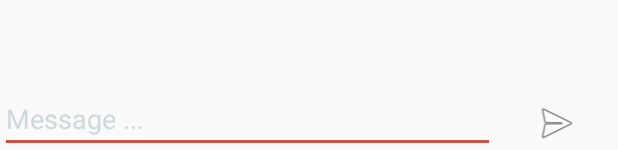
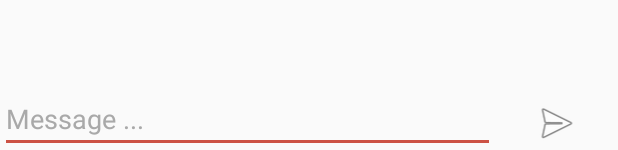
Before and after one commit to DingoEnterprises/Dingo, an Android app: the layout messages.xml on its own in the app's theme, with its tools: preview values and no code run, on a phone screen of 412 x 824 dp. Shown: the part 1083-1233 px from the top of the screen. Run offline under Robolectric (Android 15) with nearby library versions, the phone set to English and light mode, and no system bars.

Commit message:
Color changes

```diff
--- a/app/src/main/res/layout/messages.xml
+++ b/app/src/main/res/layout/messages.xml
@@ -10,8 +10,8 @@
             android:layout_width="match_parent"
             android:layout_height="wrap_content"
             android:layout_weight="1"
-            android:textColorHint="#CFD8DC"
-            android:textColor="#CFD8DC"
+            android:textColorHint="#A9A9A9"
+            android:textColor="#A9A9A9"
             android:hint="Message ..."
             android:id="@+id/messageArea"
             android:maxHeight="80dp"
--- a/app/src/main/res/layout/user_list_item.xml
+++ b/app/src/main/res/layout/user_list_item.xml
@@ -31,4 +31,6 @@
         android:paddingRight="10dp"
         android:paddingTop="25dp"
         app:srcCompat="@drawable/messagebox" />
+
+
 </LinearLayout>
```
